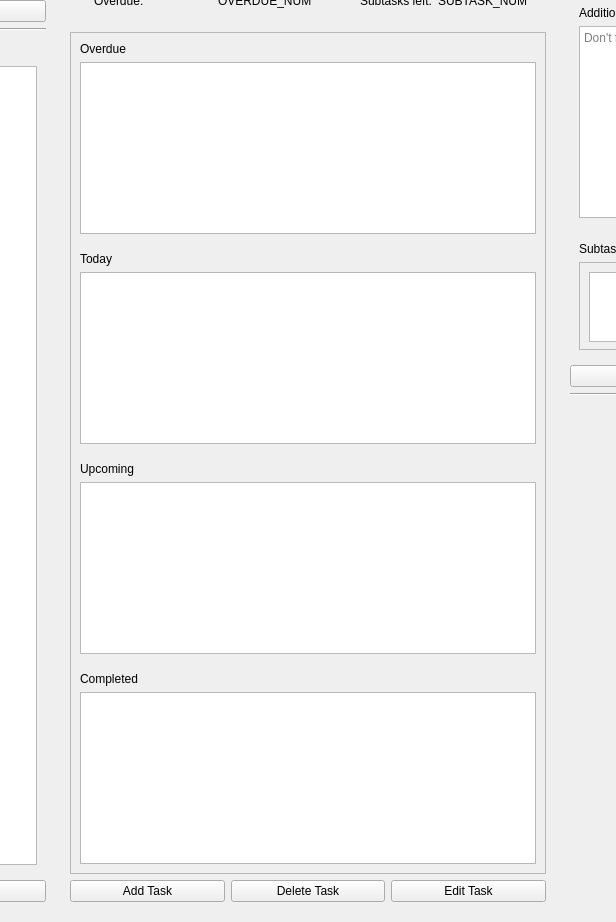
Old version of the form src/mainwindow.ui in the repository fefumo/todoapp; both pictures show x 212 to 828 and y 124 to 1046 of the 1064 by 1046 pixel window.
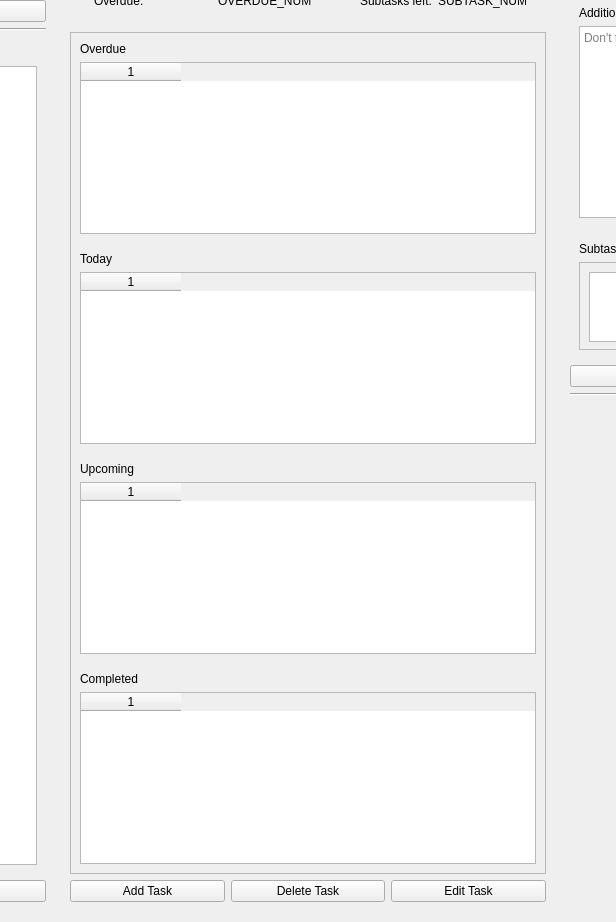
New version of the form. Custom widgets are drawn as their Qt base class.

Commit message: :construction: adding tasks to the tables at startup

```diff
--- a/src/mainwindow.ui
+++ b/src/mainwindow.ui
@@ -322,7 +322,12 @@
                  </widget>
                 </item>
                 <item>
-                 <widget class="QTableWidget" name="overdueTable"/>
+                 <widget class="QTableWidget" name="overdueTable">
+                  <property name="columnCount">
+                   <number>1</number>
+                  </property>
+                  <column/>
+                 </widget>
                 </item>
                </layout>
               </widget>
@@ -338,7 +343,12 @@
                  </widget>
                 </item>
                 <item>
-                 <widget class="QTableWidget" name="todayTable"/>
+                 <widget class="QTableWidget" name="todayTable">
+                  <property name="columnCount">
+                   <number>1</number>
+                  </property>
+                  <column/>
+                 </widget>
                 </item>
                </layout>
               </widget>
@@ -354,7 +364,12 @@
                  </widget>
                 </item>
                 <item>
-                 <widget class="QTableWidget" name="upcomingTable"/>
+                 <widget class="QTableWidget" name="upcomingTable">
+                  <property name="columnCount">
+                   <number>1</number>
+                  </property>
+                  <column/>
+                 </widget>
                 </item>
                </layout>
               </widget>
@@ -370,7 +385,12 @@
                  </widget>
                 </item>
                 <item>
-                 <widget class="QTableWidget" name="completedTable"/>
+                 <widget class="QTableWidget" name="completedTable">
+                  <property name="columnCount">
+                   <number>1</number>
+                  </property>
+                  <column/>
+                 </widget>
                 </item>
                </layout>
               </widget>
```
The commit also changes 2 other files.
